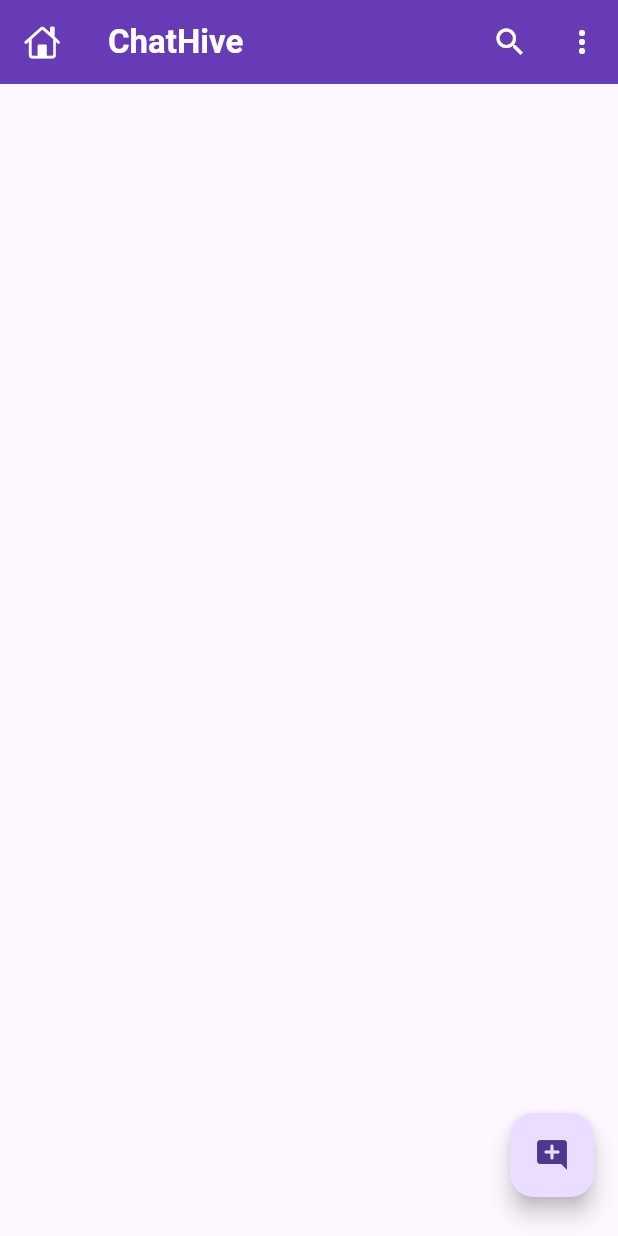
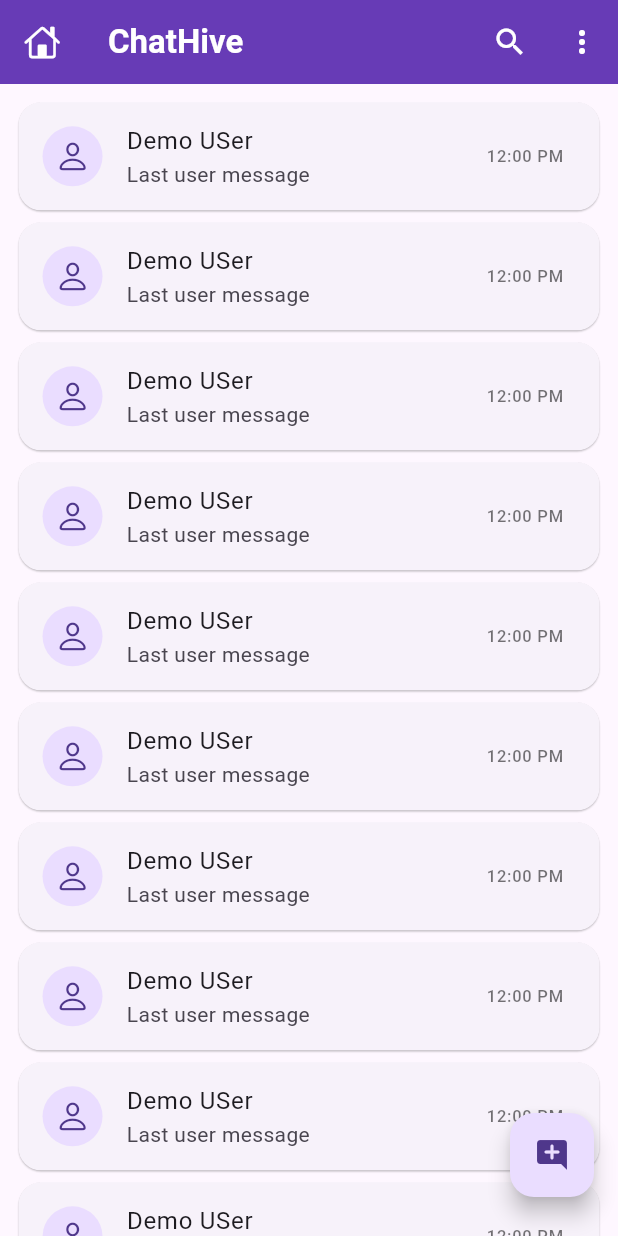
Before and after one commit to b-suryaraj/chat_hive, a Flutter app: the HomeScreen screen opened directly, on a phone screen of 412 x 824 dp. Run offline on Flutter 3.47's test engine with Material 3 defaults, Android fonts, the phone set to English and light mode, and no system bars; our stand-ins replace cloud_firestore, firebase_auth, firebase_core, google_sign_in; accounts and stored records are empty.

Commit message:
firebase firestore connected and homescreen card ui added

```diff
--- a/lib/api/apis.dart
+++ b/lib/api/apis.dart
@@ -1,5 +1,9 @@
+import 'package:cloud_firestore/cloud_firestore.dart';
 import 'package:firebase_auth/firebase_auth.dart';
 
 class APIs {
   static FirebaseAuth auth = FirebaseAuth.instance;
+
+  static FirebaseFirestore fireStore = FirebaseFirestore.instance;
+
 }
--- a/lib/screens/home_screen/home_screen.dart
+++ b/lib/screens/home_screen/home_screen.dart
@@ -1,4 +1,6 @@
 import 'package:chat_hive/api/apis.dart';
+import 'package:chat_hive/main.dart';
+import 'package:chat_hive/widgets/chat_user_card.dart';
 import 'package:flutter/cupertino.dart';
 import 'package:flutter/material.dart';
 import 'package:google_sign_in/google_sign_in.dart';
@@ -34,6 +36,15 @@ class _HomeScreenState extends State<HomeScreen>
           await GoogleSignIn().signOut();
         }, child: const Icon(Icons.add_comment_rounded)),
       ),
+
+      body: ListView.builder(
+        itemCount:16,
+        padding:EdgeInsets.only(top: mq.height*.01),
+        physics: BouncingScrollPhysics(),
+        itemBuilder:(context,index){
+          return const ChatUserCard();
+        }
+      )
     );
   }
 }
--- a/lib/widgets/chat_user_card.dart
+++ b/lib/widgets/chat_user_card.dart
@@ -1,4 +1,7 @@
+import 'package:chat_hive/main.dart';
+import 'package:flutter/cupertino.dart';
 import 'package:flutter/material.dart';
+import 'package:flutter/rendering.dart';
 
 class ChatUserCard extends StatefulWidget{
   const ChatUserCard({super.key});
@@ -10,6 +13,22 @@ class ChatUserCard extends StatefulWidget{
 class _ChatUserCardState extends State<ChatUserCard>{
   @override
   Widget build(BuildContext context) {
-    return Container();
+    return Card(
+      margin:EdgeInsets.symmetric(horizontal: mq.width*.03, vertical:4),
+      elevation: 0.5,
+      shape: RoundedRectangleBorder(borderRadius: BorderRadius.circular(15)),
+      child: InkWell(
+        onTap: (){},
+        child:const ListTile(
+          leading: CircleAvatar(child:Icon(CupertinoIcons.person)),
+          title : Text('Demo USer'),
+          subtitle: Text('Last user message', maxLines: 1),
+          trailing: Text(
+            '12:00 PM',
+            style: TextStyle(color: Colors.black54),
+          ),
+        )
+      )
+    );
   }
 }
--- a/pubspec.yaml
+++ b/pubspec.yaml
@@ -20,6 +20,7 @@ dependencies:
   firebase_core: ^3.2.0
   google_sign_in: ^6.2.1
   firebase_auth: ^5.1.2
+  cloud_firestore: ^5.1.0
 
 
 dev_dependencies:
```
Also changed, not shown: pubspec.lock, 3 other files.
